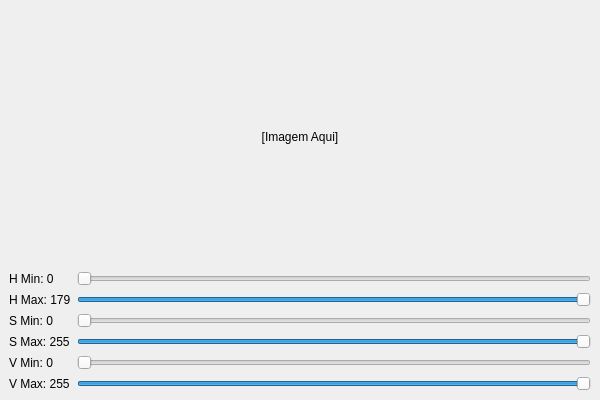
Old version of the form src/ui/interface.ui in the repository KaynanMelo06/Antenna-Tracker.
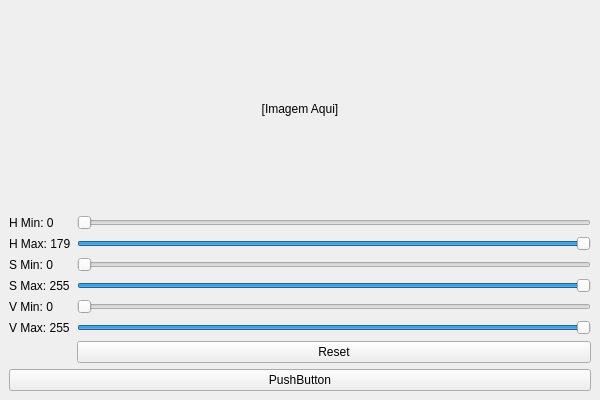
New version of the form.

```diff
--- a/src/ui/interface.ui
+++ b/src/ui/interface.ui
@@ -27,31 +27,43 @@
     </item>
     <item>
      <layout class="QGridLayout" name="gridLayout">
-      <item row="0" column="0">
-       <widget class="QLabel" name="label_h_min">
-        <property name="text">
-         <string>H Min: 0</string>
+      <item row="4" column="2">
+       <widget class="QSlider" name="slider_v_min">
+        <property name="maximum">
+         <number>255</number>
         </property>
+        <property name="orientation">
+         <enum>Qt::Orientation::Horizontal</enum>
+        </property>
        </widget>
       </item>
-      <item row="0" column="1">
-       <widget class="QSlider" name="slider_h_min">
+      <item row="3" column="2">
+       <widget class="QSlider" name="slider_s_max">
         <property name="maximum">
-         <number>179</number>
+         <number>255</number>
         </property>
+        <property name="value">
+         <number>255</number>
+        </property>
         <property name="orientation">
          <enum>Qt::Horizontal</enum>
         </property>
        </widget>
       </item>
-      <item row="1" column="0">
-       <widget class="QLabel" name="label_h_max">
-        <property name="text">
-         <string>H Max: 179</string>
+      <item row="6" column="2">
+       <widget class="QSlider" name="slider_v_max">
+        <property name="maximum">
+         <number>255</number>
         </property>
+        <property name="value">
+         <number>255</number>
+        </property>
+        <property name="orientation">
+         <enum>Qt::Orientation::Horizontal</enum>
+        </property>
        </widget>
       </item>
-      <item row="1" column="1">
+      <item row="1" column="2">
        <widget class="QSlider" name="slider_h_max">
         <property name="maximum">
          <number>179</number>
@@ -60,7 +72,34 @@
          <number>179</number>
         </property>
         <property name="orientation">
-         <enum>Qt::Horizontal</enum>
+         <enum>Qt::Orientation::Horizontal</enum>
+        </property>
+       </widget>
+      </item>
+      <item row="2" column="2">
+       <widget class="QSlider" name="slider_s_min">
+        <property name="maximum">
+         <number>255</number>
+        </property>
+        <property name="orientation">
+         <enum>Qt::Orientation::Horizontal</enum>
+        </property>
+       </widget>
+      </item>
+      <item row="0" column="2">
+       <widget class="QSlider" name="slider_h_min">
+        <property name="maximum">
+         <number>179</number>
+        </property>
+        <property name="orientation">
+         <enum>Qt::Orientation::Horizontal</enum>
+        </property>
+       </widget>
+      </item>
+      <item row="6" column="0">
+       <widget class="QLabel" name="label_v_max">
+        <property name="text">
+         <string>V Max: 255</string>
         </property>
        </widget>
       </item>
@@ -71,16 +110,6 @@
         </property>
        </widget>
       </item>
-      <item row="2" column="1">
-       <widget class="QSlider" name="slider_s_min">
-        <property name="maximum">
-         <number>255</number>
-        </property>
-        <property name="orientation">
-         <enum>Qt::Horizontal</enum>
-        </property>
-       </widget>
-      </item>
       <item row="3" column="0">
        <widget class="QLabel" name="label_s_max">
         <property name="text">
@@ -88,19 +117,6 @@
         </property>
        </widget>
       </item>
-      <item row="3" column="1">
-       <widget class="QSlider" name="slider_s_max">
-        <property name="maximum">
-         <number>255</number>
-        </property>
-        <property name="value">
-         <number>255</number>
-        </property>
-        <property name="orientation">
-         <enum>Qt::Horizontal</enum>
-        </property>
-       </widget>
-      </item>
       <item row="4" column="0">
        <widget class="QLabel" name="label_v_min">
         <property name="text">
@@ -108,38 +124,36 @@
         </property>
        </widget>
       </item>
-      <item row="4" column="1">
-       <widget class="QSlider" name="slider_v_min">
-        <property name="maximum">
-         <number>255</number>
+      <item row="0" column="0">
+       <widget class="QLabel" name="label_h_min">
+        <property name="text">
+         <string>H Min: 0</string>
         </property>
-        <property name="orientation">
-         <enum>Qt::Horizontal</enum>
-        </property>
        </widget>
       </item>
-      <item row="5" column="0">
-       <widget class="QLabel" name="label_v_max">
+      <item row="1" column="0">
+       <widget class="QLabel" name="label_h_max">
         <property name="text">
-         <string>V Max: 255</string>
+         <string>H Max: 179</string>
         </property>
        </widget>
       </item>
-      <item row="5" column="1">
-       <widget class="QSlider" name="slider_v_max">
-        <property name="maximum">
-         <number>255</number>
-        </property>
-        <property name="value">
-         <number>255</number>
-        </property>
-        <property name="orientation">
-         <enum>Qt::Horizontal</enum>
+      <item row="7" column="2">
+       <widget class="QPushButton" name="pushButton_2">
+        <property name="text">
+         <string>Reset</string>
         </property>
        </widget>
       </item>
      </layout>
     </item>
+    <item>
+     <widget class="QPushButton" name="pushButton">
+      <property name="text">
+       <string>PushButton</string>
+      </property>
+     </widget>
+    </item>
    </layout>
   </widget>
  </widget>
```
Left out of the diff: 4 changed lines with no effect on the pictures.
